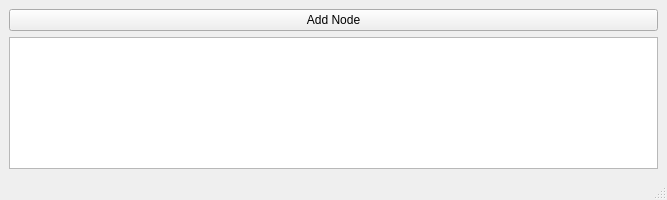
Old version of the form EagleEye/UIs/mainwindow.ui in the repository dtmoodie/EagleEye.
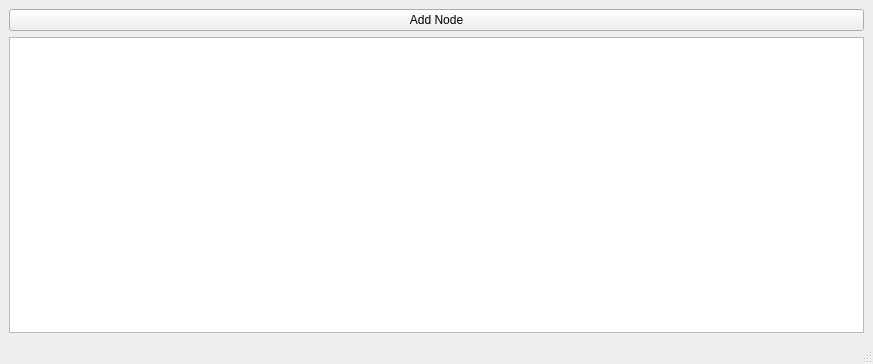
New version of the form.

```diff
--- a/EagleEye/UIs/mainwindow.ui
+++ b/EagleEye/UIs/mainwindow.ui
@@ -6,8 +6,8 @@
    <rect>
     <x>0</x>
     <y>0</y>
-    <width>667</width>
-    <height>200</height>
+    <width>873</width>
+    <height>364</height>
    </rect>
   </property>
   <property name="windowTitle">
@@ -34,7 +34,7 @@
         </property>
         <property name="minimumSize">
          <size>
-          <width>0</width>
+          <width>100</width>
           <height>100</height>
          </size>
         </property>
```
Left out of the diff: 4 changed lines with no effect on the pictures.
